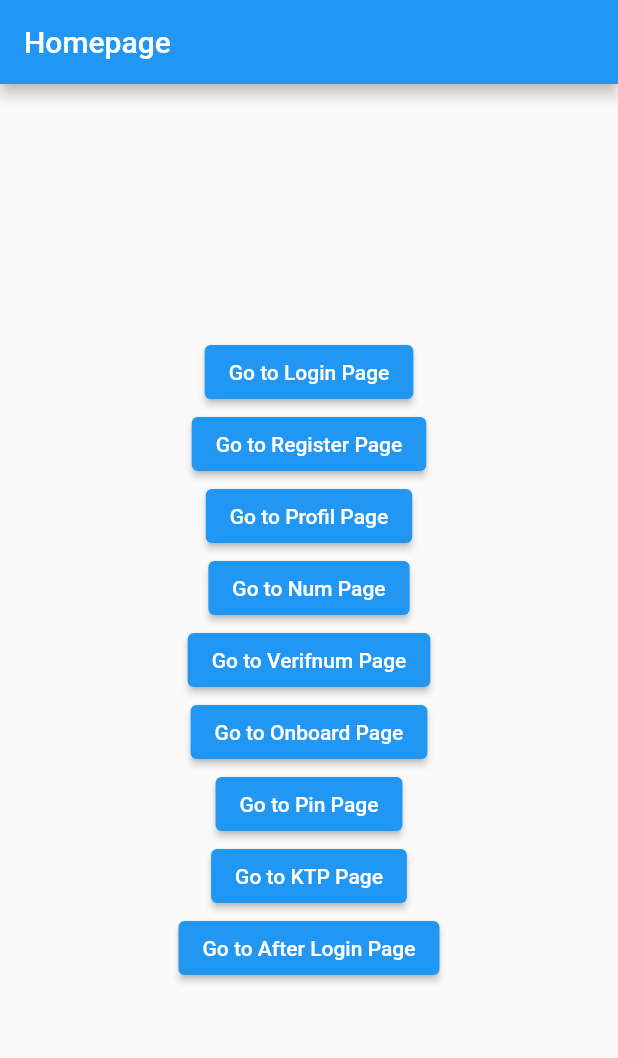
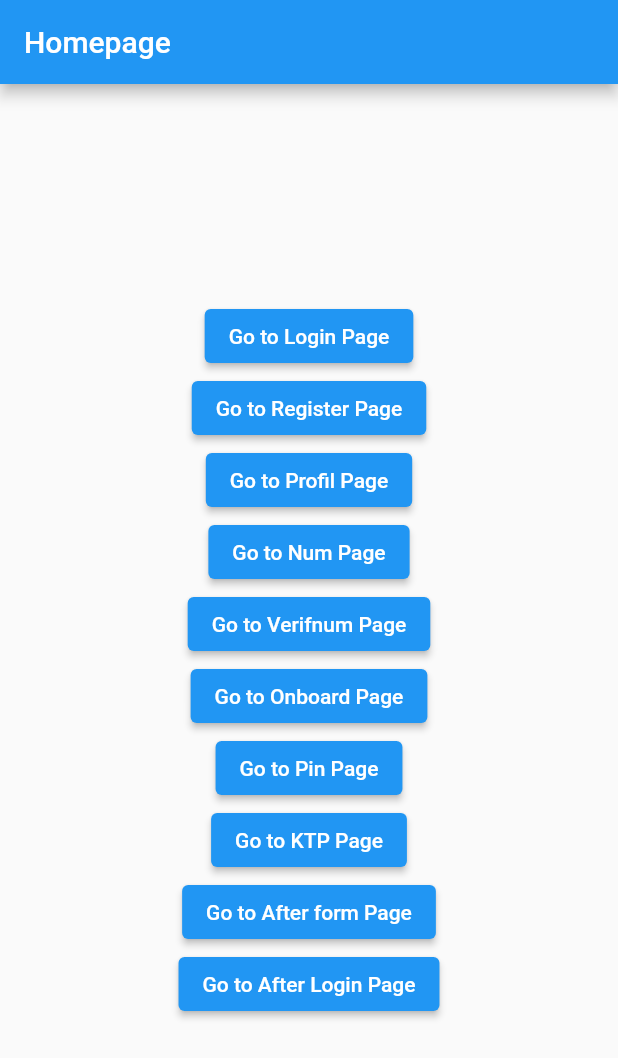
Before and after one commit to Maisho20/Dompet-digital, a Flutter app: the screen it shows after launch, on a phone screen of 412 x 824 dp. Shown: the top 1058 px of the screen. Run offline on Flutter 3.47's test engine with Material 3 defaults, Android fonts, the phone set to English and light mode, and no system bars; our stand-ins replace camera, firebase_core, flutter_svg, font_awesome_flutter, google_fonts, image_picker and 2 more; missing offline and left inert: google_ml_kit; accounts and stored records are empty; project files that could hold a hidden picture were left out.

Commit message:
Update OCR

```diff
--- a/lib/main.dart
+++ b/lib/main.dart
@@ -9,6 +9,7 @@ import 'package:dompet_digital/pages/num.dart';
 import 'package:dompet_digital/pages/verifnum.dart';
 import 'package:dompet_digital/pages/ktp.dart';
 import 'package:dompet_digital/pages/afterLogin.dart';
+import 'package:dompet_digital/pages/form_page.dart';
 
 void main() {
   runApp(const MyApp());
@@ -32,10 +33,17 @@ class MyApp extends StatelessWidget {
         '/onboard': (context) => OnboardPage(),
         '/pin': (context) => Pincode(),
         '/ktp': (context) => const ktpPage(
-              NIM: '',
+              NIK: '',
               Nama: '',
               TTL: '',
-              Jurusan: '',
+              Alamat: '',
+            ),
+        '/form': (context) => const formPage(
+              NIK: '',
+              Nama: '',
+              TTL: '',
+              Alamat: '',
+              ocrResult: '',
             ),
         '/afterlogin': (context) => const afterLogin(),
       },
--- a/lib/pages/hompage.dart
+++ b/lib/pages/hompage.dart
@@ -63,6 +63,12 @@ class homepage extends StatelessWidget {
             ),
             ElevatedButton(
               onPressed: () {
+                Navigator.pushNamed(context, '/form');
+              },
+              child: const Text('Go to After form Page'),
+            ),
+            ElevatedButton(
+              onPressed: () {
                 Navigator.pushNamed(context, '/afterlogin');
               },
               child: const Text('Go to After Login Page'),
```
Also changed, not shown: lib/pages/afterLogin.dart (+13 -6 lines), lib/pages/form_page.dart (+20 -19 lines), lib/pages/ktp.dart (+10 -11 lines).
